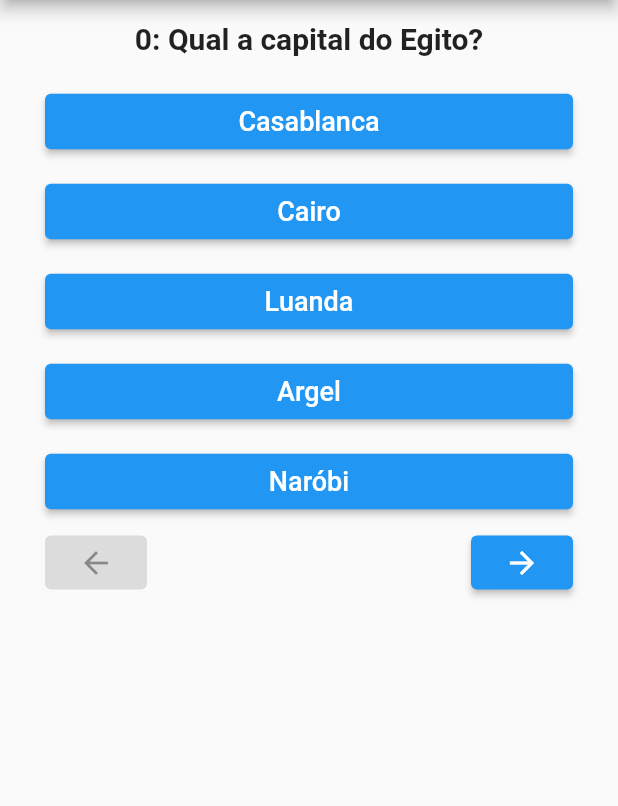
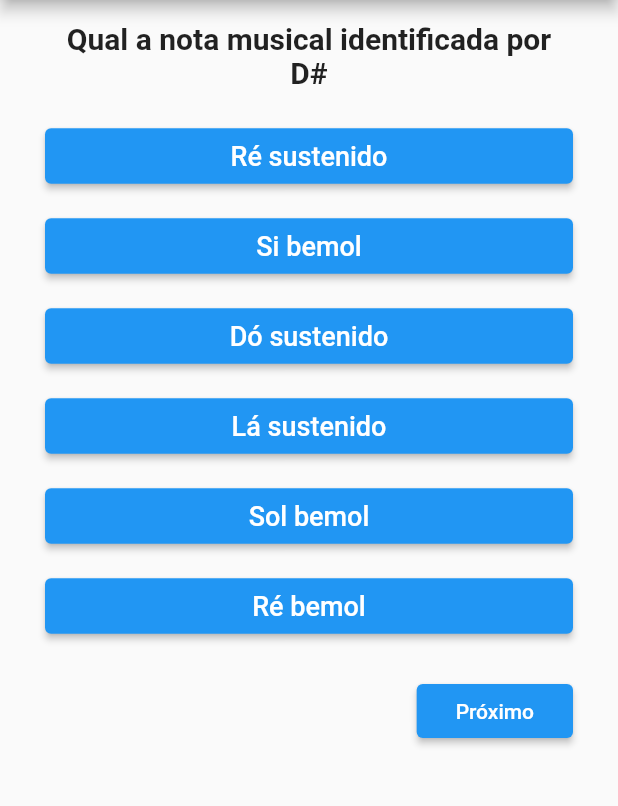
Before and after one commit to uespi-phb/prog4-20232, a Flutter app: the screen it shows after launch, on a phone screen of 412 x 824 dp, the part 84-890 px from its top. Run offline on Flutter 3.47's test engine with Material 2 defaults, Android fonts, the light colour scheme and no system bars.

Commit message:
Aula 2024-04-16

```diff
--- a/quizz/lib/main.dart
+++ b/quizz/lib/main.dart
@@ -3,5 +3,5 @@ import 'package:flutter/widgets.dart';
 import 'widgets/quizz_app.dart';
 
 void main() {
-  runApp(const QuizzApp());
+  runApp(QuizzApp());
 }
--- a/quizz/lib/models/database.dart
+++ b/quizz/lib/models/database.dart
@@ -1,8 +1,10 @@
+// ignore_for_file: prefer_const_constructors
+
 import 'option.dart';
 import 'question.dart';
 
 class Database {
-  static const questions = [
+  static var questions = [
     Question(
       score: 5,
       text: 'Qual a capital do Egito?',
@@ -68,4 +70,16 @@ class Database {
       ],
     ),
   ];
+
+  static void shuffleData(
+      {bool shuffleQuestions = true, bool shuffleOptions = true}) {
+    if (shuffleQuestions) {
+      questions.shuffle();
+    }
+    if (shuffleOptions) {
+      for (var question in questions) {
+        question.options.shuffle();
+      }
+    }
+  }
 }
--- a/quizz/lib/models/option.dart
+++ b/quizz/lib/models/option.dart
@@ -6,4 +6,7 @@ class Option {
     required this.text,
     this.correct = false,
   });
+
+  @override
+  String toString() => text;
 }
--- /dev/null
+++ b/quizz/lib/models/quizz_result.dart
@@ -0,0 +1,50 @@
+enum QuizzRanking {
+  bronze,
+  silver,
+  gold,
+  platinum,
+}
+
+class QuizzResult {
+  final int totalScore;
+  final int playerScore;
+
+  QuizzResult({
+    required this.playerScore,
+    required this.totalScore,
+  });
+
+  double get playerPercentScore =>
+      (totalScore != 0) ? playerScore / totalScore : 0.0;
+
+  String get playerPercentScoreAsText {
+    final result = playerPercentScore * 100.0;
+    return '${result.toStringAsFixed(1)}%'.replaceFirst('.', ',');
+  }
+
+  QuizzRanking get raking {
+    final score = playerPercentScore;
+
+    if (score <= 0.50) {
+      return QuizzRanking.bronze;
+    } else if (score <= 0.75) {
+      return QuizzRanking.silver;
+    } else if (score < 1.00) {
+      return QuizzRanking.gold;
+    }
+    return QuizzRanking.platinum;
+  }
+
+  String get rakingAsText {
+    switch (raking) {
+      case QuizzRanking.bronze:
+        return 'bronze';
+      case QuizzRanking.silver:
+        return 'prata';
+      case QuizzRanking.gold:
+        return 'ouro';
+      case QuizzRanking.platinum:
+        return 'platina';
+    }
+  }
+}
--- /dev/null
+++ b/quizz/lib/types/types.dart
@@ -0,0 +1,5 @@
+enum QuizzAction {
+  forward,
+  backward,
+  restart,
+}
--- a/quizz/lib/widgets/question_widget.dart
+++ b/quizz/lib/widgets/question_widget.dart
@@ -1,22 +1,24 @@
 import 'package:flutter/material.dart';
 
+import '../types/types.dart';
 import '../models/database.dart';
-import 'option_button.dart';
+import '../pages/main_page.dart';
 import './options_widget.dart';
 
 class QuestionWidget extends StatelessWidget {
   final int questionIndex;
-  final OnOptionSelected onOptionSelected;
+  final OnButtonPressed onButtonPressed;
 
   const QuestionWidget({
     super.key,
     required this.questionIndex,
-    required this.onOptionSelected,
+    required this.onButtonPressed,
   });
 
   @override
   Widget build(BuildContext context) {
     final question = Database.questions[questionIndex];
+    final lastQuestion = questionIndex >= Database.questions.length - 1;
 
     return Padding(
       padding: const EdgeInsets.symmetric(horizontal: 30.0),
@@ -26,7 +28,7 @@ class QuestionWidget extends StatelessWidget {
           Padding(
             padding: const EdgeInsets.all(14.0),
             child: Text(
-              '$questionIndex: ${question.text}',
+              question.text,
               textAlign: TextAlign.center,
               style: const TextStyle(
                 fontSize: 20.0,
@@ -36,26 +38,38 @@ class QuestionWidget extends StatelessWidget {
           ),
           OptionsWidget(
             options: question.options,
-            onOptionSelected: onOptionSelected,
+            onOptionSelected: (option) {
+              onButtonPressed(option, null);
+            },
           ),
-          Row(
+          Padding(
+            padding: const EdgeInsets.only(top: 16.0),
+            child: Row(
               mainAxisAlignment: MainAxisAlignment.spaceBetween,
               children: [
+                if (questionIndex > 0)
                   ElevatedButton(
-                onPressed: questionIndex > 0 ? () {} : null,
+                    onPressed: () {
+                      onButtonPressed(null, QuizzAction.backward);
+                    },
                     child: const Padding(
-                  padding: EdgeInsets.all(6.0),
-                  child: Icon(Icons.arrow_back),
+                      padding: EdgeInsets.all(10.0),
+                      child: Text('Anterior'),
                     ),
-              ),
+                  )
+                else
+                  const SizedBox(),
                 ElevatedButton(
-                onPressed: () {},
-                child: const Padding(
-                  padding: EdgeInsets.all(6.0),
-                  child: Icon(Icons.arrow_forward),
+                  onPressed: () {
+                    onButtonPressed(null, QuizzAction.forward);
+                  },
+                  child: Padding(
+                    padding: const EdgeInsets.all(10.0),
+                    child: Text(lastQuestion ? 'Resultado' : 'Próximo'),
                   ),
                 ),
               ],
+            ),
           ),
         ],
       ),
--- a/quizz/lib/widgets/quizz_app.dart
+++ b/quizz/lib/widgets/quizz_app.dart
@@ -1,9 +1,12 @@
 import 'package:flutter/material.dart';
 
+import '../models/database.dart';
 import '../pages/main_page.dart';
 
 class QuizzApp extends StatelessWidget {
-  const QuizzApp({super.key});
+  QuizzApp({super.key}) {
+    Database.shuffleData();
+  }
 
   @override
   Widget build(BuildContext context) {
```
Also changed, not shown: quizz/lib/pages/main_page.dart (+53 -9 lines), quizz/lib/widgets/result_widget.dart (+22 -9 lines). Lines whose indentation alone changed are shown as unchanged.
